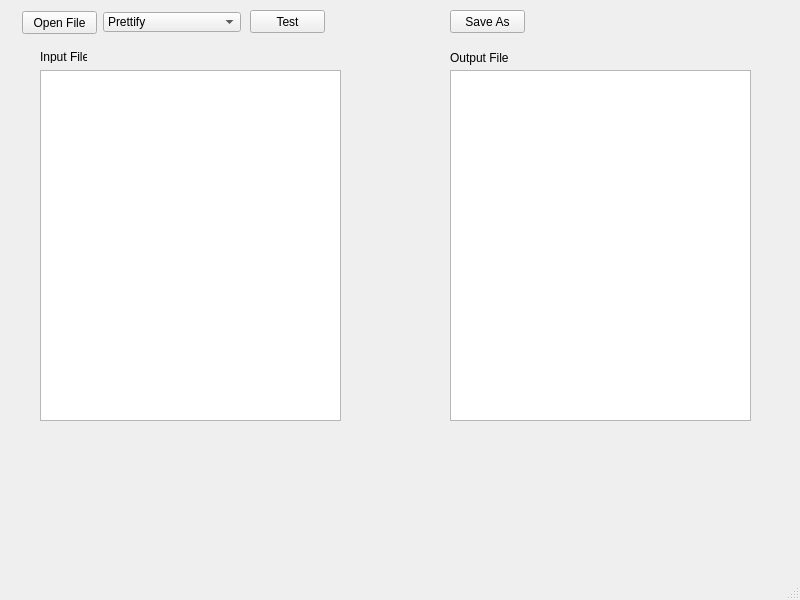
First picture: the form in mainwindow.ui, repository AhmadAbdElHakim/XML-Editor, before the edit.
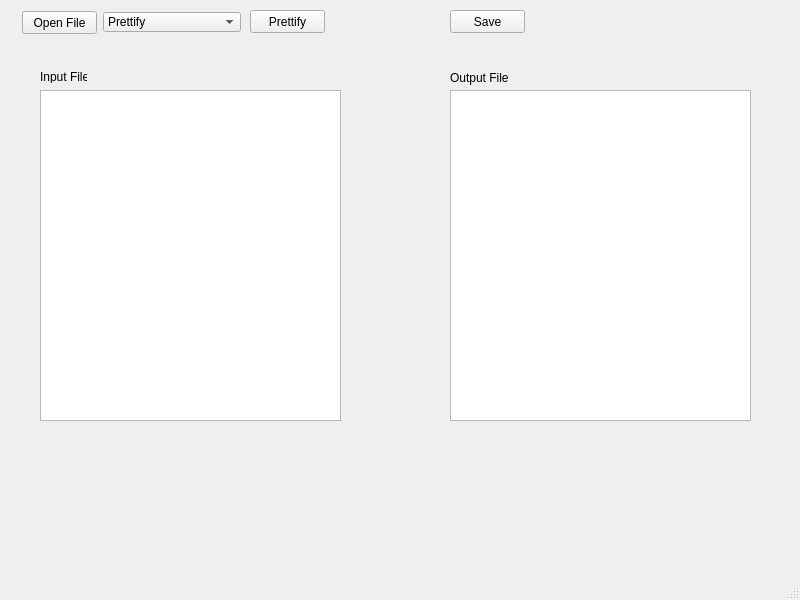
Second picture: the form after the edit.

Diff of the .ui file:
```diff
--- a/mainwindow.ui
+++ b/mainwindow.ui
@@ -24,16 +24,16 @@
      </rect>
     </property>
     <property name="text">
-     <string>Save As</string>
+     <string>Save</string>
     </property>
    </widget>
    <widget class="QPlainTextEdit" name="input_text">
     <property name="geometry">
      <rect>
       <x>40</x>
-      <y>70</y>
+      <y>90</y>
       <width>301</width>
-      <height>351</height>
+      <height>331</height>
      </rect>
     </property>
    </widget>
@@ -41,9 +41,9 @@
     <property name="geometry">
      <rect>
       <x>450</x>
-      <y>70</y>
+      <y>90</y>
       <width>301</width>
-      <height>351</height>
+      <height>331</height>
      </rect>
     </property>
    </widget>
@@ -51,7 +51,7 @@
     <property name="geometry">
      <rect>
       <x>40</x>
-      <y>50</y>
+      <y>70</y>
       <width>47</width>
       <height>13</height>
      </rect>
@@ -64,7 +64,7 @@
     <property name="geometry">
      <rect>
       <x>450</x>
-      <y>50</y>
+      <y>70</y>
       <width>61</width>
       <height>16</height>
      </rect>
@@ -126,7 +126,7 @@
      </rect>
     </property>
     <property name="text">
-     <string>Test</string>
+     <string>Prettify</string>
     </property>
    </widget>
    <zorder>OpenFileButton</zorder>
```
Left out of the diff: 4 changed lines with no effect on the pictures.
